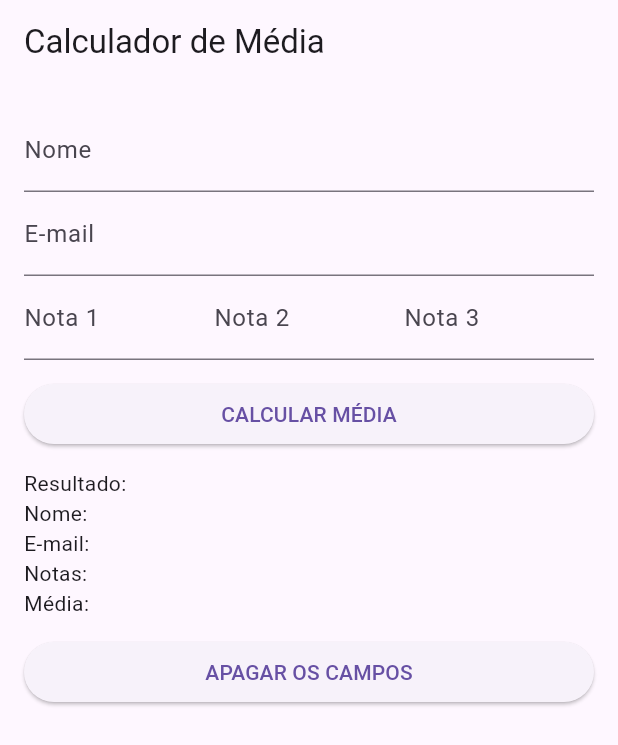
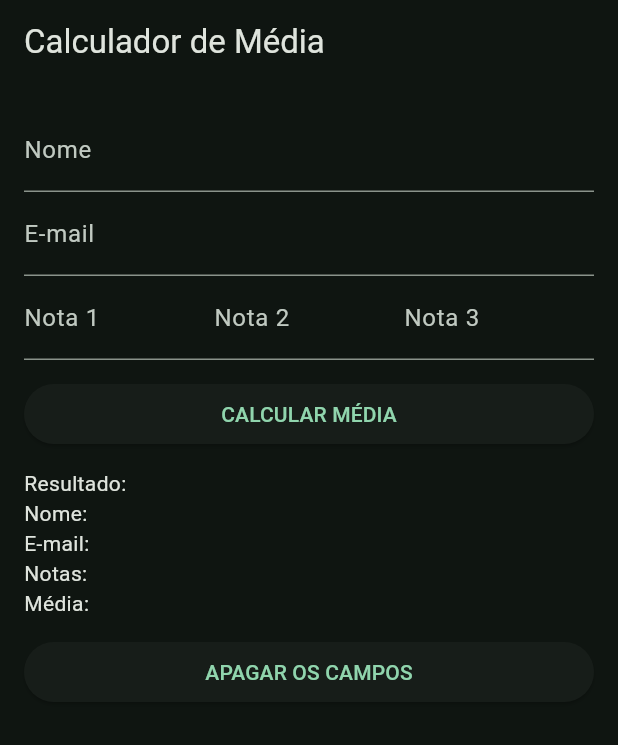
Before and after one commit to PedroHenrique-42/calculador_media, a Flutter app: the screen it shows after launch, on a phone screen of 412 x 824 dp. Shown: the top 745 px of the screen. Run offline on Flutter 3.47's test engine with Material 3 defaults, Android fonts, the phone set to English and light mode, and no system bars.

Commit message:
feat: changing application theme

```diff
--- a/lib/main.dart
+++ b/lib/main.dart
@@ -10,8 +10,14 @@ class MainApp extends StatelessWidget {
 
   @override
   Widget build(BuildContext context) {
-    return const MaterialApp(
+    return MaterialApp(
       home: CalculatorPage(),
+      theme: ThemeData.from(
+        colorScheme: ColorScheme.fromSeed(
+          seedColor: Colors.greenAccent,
+          brightness: Brightness.dark,
+        ),
+      ),
     );
   }
 }
```
